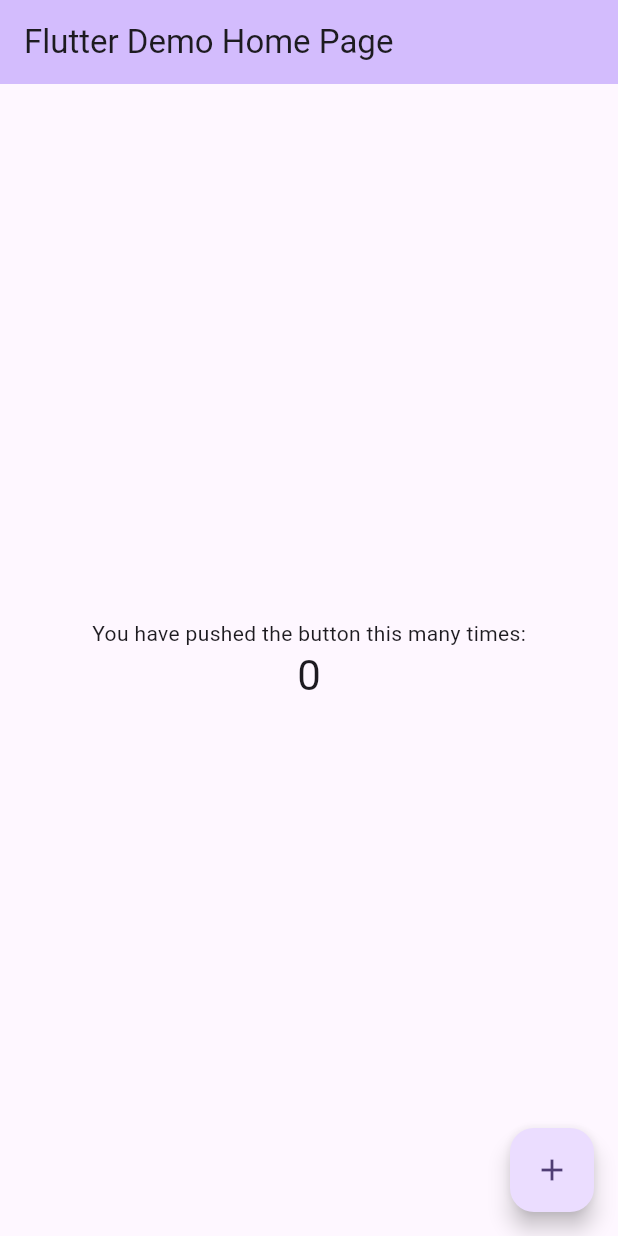
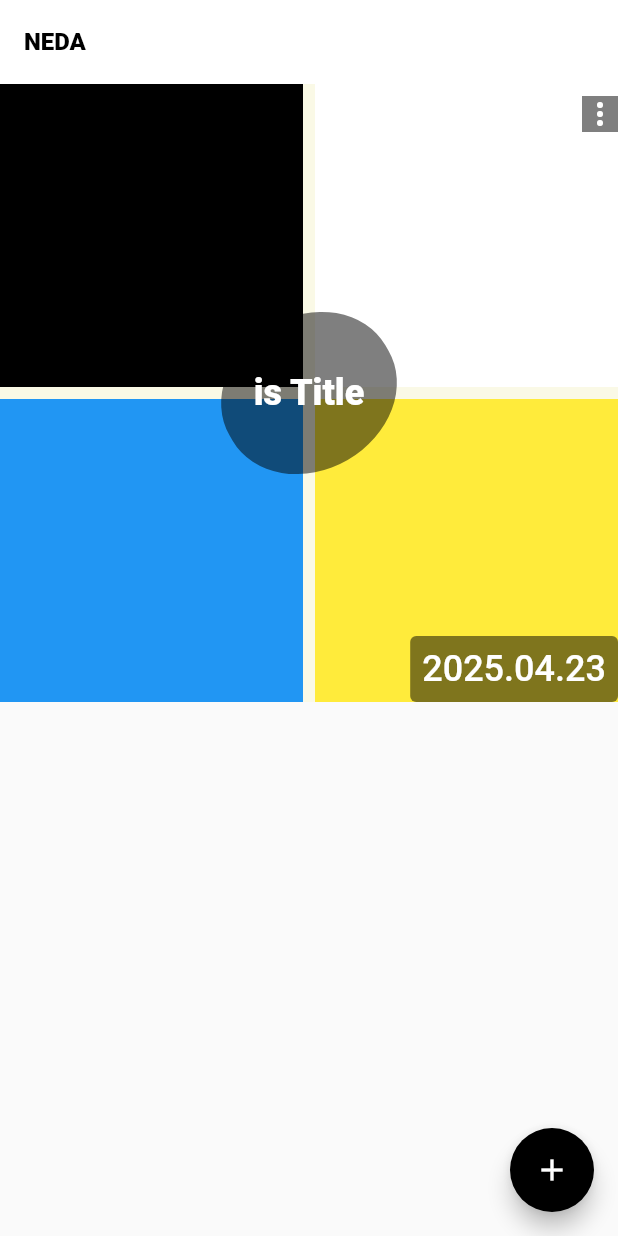
Before and after one commit to KidKim826/Flutter_Study, a Flutter app: the screen it shows after launch, on a phone screen of 412 x 824 dp. Run offline on Flutter 3.47's test engine with Material 3 defaults, Android fonts, the phone set to English and light mode, and no system bars; our stand-ins replace google_fonts.

Commit message:
flutter app neda main page frame

```diff
--- a/lib/main.dart
+++ b/lib/main.dart
@@ -1,5 +1,6 @@
 import 'package:flutter/material.dart';
-
+import 'package:google_fonts/google_fonts.dart';
+import 'dart:math' as math;
 void main() {
   runApp(const MyApp());
 }
@@ -11,112 +12,169 @@ class MyApp extends StatelessWidget {
   @override
   Widget build(BuildContext context) {
     return MaterialApp(
-      title: 'Flutter Demo',
+      title: 'neda',
+      debugShowCheckedModeBanner: false, // 우측 상단 debug 표시 제거
       theme: ThemeData(
-        // This is the theme of your application.
-        //
-        // TRY THIS: Try running your application with "flutter run". You'll see
-        // the application has a purple toolbar. Then, without quitting the app,
-        // try changing the seedColor in the colorScheme below to Colors.green
-        // and then invoke "hot reload" (save your changes or press the "hot
-        // reload" button in a Flutter-supported IDE, or press "r" if you used
-        // the command line to start the app).
-        //
-        // Notice that the counter didn't reset back to zero; the application
-        // state is not lost during the reload. To reset the state, use hot
-        // restart instead.
-        //
-        // This works for code too, not just values: Most code changes can be
-        // tested with just a hot reload.
-        colorScheme: ColorScheme.fromSeed(seedColor: Colors.deepPurple),
+        useMaterial3: false,
       ),
-      home: const MyHomePage(title: 'Flutter Demo Home Page'),
+      home: const MainScreen(),
+      // 라우터
+      routes: {
+        '/main' : (context) => const MainScreen(),
+        '/write' : (context) => const WriteScreen(),
+      },
     );
   }
 }
 
-class MyHomePage extends StatefulWidget {
-  const MyHomePage({super.key, required this.title});
-
-  // This widget is the home page of your application. It is stateful, meaning
-  // that it has a State object (defined below) that contains fields that affect
-  // how it looks.
-
-  // This class is the configuration for the state. It holds the values (in this
-  // case the title) provided by the parent (in this case the App widget) and
-  // used by the build method of the State. Fields in a Widget subclass are
-  // always marked "final".
-
-  final String title;
+// main screen
+class MainScreen extends StatefulWidget {
+  const MainScreen({super.key});
 
   @override
-  State<MyHomePage> createState() => _MyHomePageState();
+  State<MainScreen> createState() => _MainScreenState();
 }
 
-class _MyHomePageState extends State<MyHomePage> {
-  int _counter = 0;
-
-  void _incrementCounter() {
-    setState(() {
-      // This call to setState tells the Flutter framework that something has
-      // changed in this State, which causes it to rerun the build method below
-      // so that the display can reflect the updated values. If we changed
-      // _counter without calling setState(), then the build method would not be
-      // called again, and so nothing would appear to happen.
-      _counter++;
-    });
-  }
-
+class _MainScreenState extends State<MainScreen> {
   @override
   Widget build(BuildContext context) {
-    // This method is rerun every time setState is called, for instance as done
-    // by the _incrementCounter method above.
-    //
-    // The Flutter framework has been optimized to make rerunning build methods
-    // fast, so that you can just rebuild anything that needs updating rather
-    // than having to individually change instances of widgets.
     return Scaffold(
         appBar: AppBar(
-        // TRY THIS: Try changing the color here to a specific color (to
-        // Colors.amber, perhaps?) and trigger a hot reload to see the AppBar
-        // change color while the other colors stay the same.
-        backgroundColor: Theme.of(context).colorScheme.inversePrimary,
-        // Here we take the value from the MyHomePage object that was created by
-        // the App.build method, and use it to set our appbar title.
-        title: Text(widget.title),
+        title: Text('NEDA',
+        style: GoogleFonts.nanumPenScript(
+          textStyle : const TextStyle(
+                  fontSize: 16,
+                  color: Colors.black,
+                  fontWeight: FontWeight.w800
           ),
-      body: Center(
-        // Center is a layout widget. It takes a single child and positions it
-        // in the middle of the parent.
-        child: Column(
-          // Column is also a layout widget. It takes a list of children and
-          // arranges them vertically. By default, it sizes itself to fit its
-          // children horizontally, and tries to be as tall as its parent.
-          //
-          // Column has various properties to control how it sizes itself and
-          // how it positions its children. Here we use mainAxisAlignment to
-          // center the children vertically; the main axis here is the vertical
-          // axis because Columns are vertical (the cross axis would be
-          // horizontal).
-          //
-          // TRY THIS: Invoke "debug painting" (choose the "Toggle Debug Paint"
-          // action in the IDE, or press "p" in the console), to see the
-          // wireframe for each widget.
-          mainAxisAlignment: MainAxisAlignment.center,
-          children: <Widget>[
-            const Text('You have pushed the button this many times:'),
-            Text(
-              '$_counter',
-              style: Theme.of(context).textTheme.headlineMedium,
+        ),) ,
+        backgroundColor : Colors.white ,
+        elevation : 0 ,
+    ),
+        body: Container(
+          color: Color(0xffFAF9E6), // 앞 4글자는 투명도, 뒤는 컬러코드
+          child: Stack(
+            alignment: Alignment.center,
+            children: [
+              Container(
+                width: double.maxFinite,
+                height: MediaQuery.of(context).size.width,
+                child: GridView(
+                    gridDelegate: const SliverGridDelegateWithFixedCrossAxisCount(
+                        crossAxisCount: 2,
+                        crossAxisSpacing: 8,
+                        mainAxisSpacing: 8,
+                    ),
+                    physics: const NeverScrollableScrollPhysics(), // 스크롤 막기
+                  children: [
+                    Container(
+                      color: Colors.black,
+                    ),
+                    Container(
+                      color: Colors.white,
+                    ),
+                    Container(
+                      color: Colors.blue,
+                    ),
+                    Container(
+                      color: Colors.yellow,
+                    ),
+                  ],
+                ),
+              ),
+              // 제목바탕
+              Transform.rotate(
+                angle: 60 * math.pi/180,
+                child: Container(
+                  width: MediaQuery.of(context).size.width/4,
+                  height: 120,
+                  decoration: BoxDecoration(
+                    color: Colors.black.withOpacity(0.5),
+                    borderRadius: BorderRadius.all(
+                      Radius.elliptical(70, 85,),
+                    )
+                  ),
+                ),
+              ),
+              // 제목
+              Text('is Title', style: GoogleFonts.nanumPenScript(
+                textStyle: TextStyle(
+                  fontSize: 24,
+                  fontWeight: FontWeight.w800,
+                  color: Colors.white,
+                )
+              )),
+              // 날짜
+              Positioned(
+                bottom: 0,
+                  right: 0,
+                  child: Container(
+                    decoration: BoxDecoration(
+                        color: Colors.black.withOpacity(0.5),
+                        borderRadius: BorderRadius.circular(4),
+                    ),
+                    child: Container(
+                      margin: EdgeInsets.all(8), // all 은 상하좌우 전체 해당
+                      child: Text(
+                              '2025.04.23',
+                              style: GoogleFonts.nanumPenScript(
+                                  textStyle: TextStyle(
+                                      fontSize: 24,
+                                      fontWeight: FontWeight.w500,
+                                      color: Colors.white
+                                  )
+                              ),
+                      ),
+                    ),
+                  ),
+              ),
+              // 수정하기, 삭제하기
+              Positioned(
+                top: 8,
+                right: 0,
+                child:
+                  PopupMenuButton<String>(child: Container(
+                    decoration: BoxDecoration(
+                      color: Colors.black.withOpacity(0.5),),
+                    child: Icon(
+                      Icons.more_vert, size: 24, color: Colors.white,),
+                  ),
+                    itemBuilder: (BuildContext context) => <PopupMenuEntry<String>>[
+                      PopupMenuItem<String>(child: Text('modify'),
+                      onTap: (){}, // 수정하기 함수 작성
+                      ),
+                      PopupMenuItem<String>(child: Text('delete'),
+                        onTap: (){}, // 삭제하기 함수 작성
+                      ),
+                    ] ,
+                  ),
               ),
             ],
           ),
         ),
         floatingActionButton: FloatingActionButton(
-        onPressed: _incrementCounter,
-        tooltip: 'Increment',
-        child: const Icon(Icons.add),
-      ), // This trailing comma makes auto-formatting nicer for build methods.
+          backgroundColor: Colors.black,
+          onPressed: () {
+            Navigator.of(context).pushNamed('/write');
+          },
+          child: Icon(Icons.add, color: Colors.white,),
+        ),
     );
   }
 }
+
+class WriteScreen extends StatefulWidget {
+  const WriteScreen({super.key});
+
+  @override
+  State<WriteScreen> createState() => _WriteScreenState();
+}
+
+class _WriteScreenState extends State<WriteScreen> {
+  @override
+  Widget build(BuildContext context) {
+    return Scaffold(
+      body: Center(child: Text('modify page')),
+    );
+  }
+}
--- a/pubspec.yaml
+++ b/pubspec.yaml
@@ -28,6 +28,7 @@ environment:
 # the latest version available on pub.dev. To see which dependencies have newer
 # versions available, run `flutter pub outdated`.
 dependencies:
+  google_fonts: ^6.2.1
   flutter:
     sdk: flutter
 
```
Also changed, not shown: pubspec.lock, 1 other file. Lines whose indentation alone changed are shown as unchanged.
